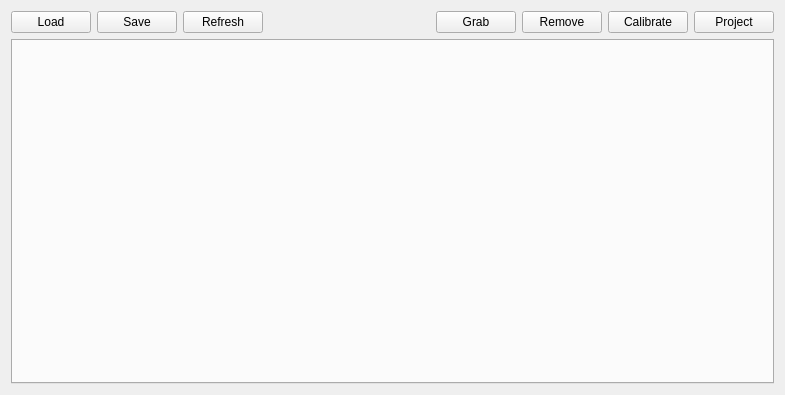
Old version of the form QtAPP/CalibrationToolkit/mainwindow.ui in the repository RobotSDK/APP.
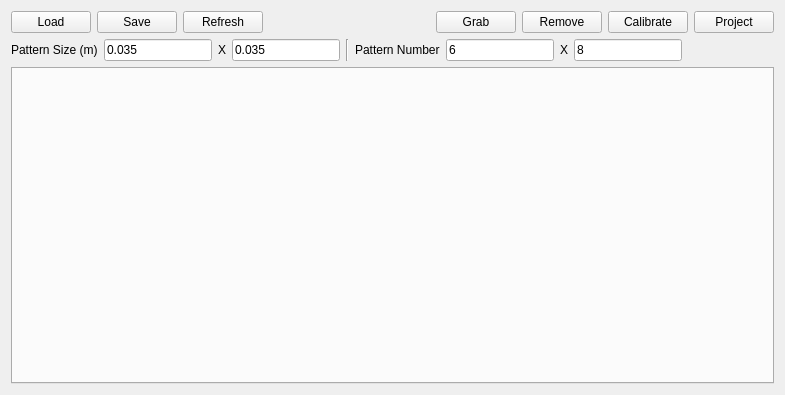
New version of the form.

Patch:
```diff
--- a/QtAPP/CalibrationToolkit/mainwindow.ui
+++ b/QtAPP/CalibrationToolkit/mainwindow.ui
@@ -81,6 +81,98 @@
       </item>
      </layout>
     </item>
+    <item>
+     <layout class="QHBoxLayout" name="horizontalLayout_2">
+      <item>
+       <widget class="QLabel" name="label">
+        <property name="text">
+         <string>Pattern Size (m)</string>
+        </property>
+       </widget>
+      </item>
+      <item>
+       <widget class="QLineEdit" name="patternwidth">
+        <property name="toolTip">
+         <string>width</string>
+        </property>
+        <property name="text">
+         <string>0.035</string>
+        </property>
+       </widget>
+      </item>
+      <item>
+       <widget class="QLabel" name="label_2">
+        <property name="text">
+         <string>X</string>
+        </property>
+       </widget>
+      </item>
+      <item>
+       <widget class="QLineEdit" name="patternheight">
+        <property name="toolTip">
+         <string>height</string>
+        </property>
+        <property name="text">
+         <string>0.035</string>
+        </property>
+       </widget>
+      </item>
+      <item>
+       <widget class="Line" name="line">
+        <property name="orientation">
+         <enum>Qt::Vertical</enum>
+        </property>
+       </widget>
+      </item>
+      <item>
+       <widget class="QLabel" name="label_3">
+        <property name="text">
+         <string>Pattern Number</string>
+        </property>
+       </widget>
+      </item>
+      <item>
+       <widget class="QLineEdit" name="patterncolumn">
+        <property name="toolTip">
+         <string>column</string>
+        </property>
+        <property name="text">
+         <string>6</string>
+        </property>
+       </widget>
+      </item>
+      <item>
+       <widget class="QLabel" name="label_4">
+        <property name="text">
+         <string>X</string>
+        </property>
+       </widget>
+      </item>
+      <item>
+       <widget class="QLineEdit" name="patternrow">
+        <property name="toolTip">
+         <string>row</string>
+        </property>
+        <property name="text">
+         <string>8</string>
+        </property>
+       </widget>
+      </item>
+      <item>
+       <spacer name="horizontalSpacer_2">
+        <property name="orientation">
+         <enum>Qt::Horizontal</enum>
+        </property>
+        <property name="sizeHint" stdset="0">
+         <size>
+          <width>40</width>
+          <height>20</height>
+         </size>
+        </property>
+       </spacer>
+      </item>
+     </layout>
+    </item>
     <item>
      <widget class="QTabWidget" name="tabWidget"/>
     </item>
```
